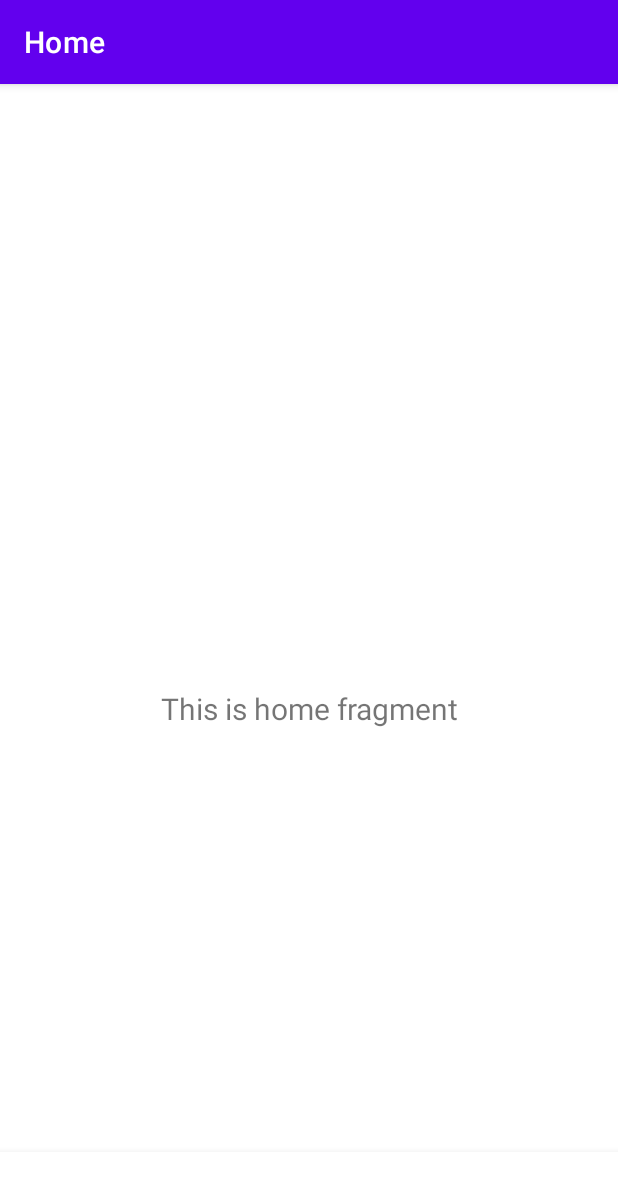
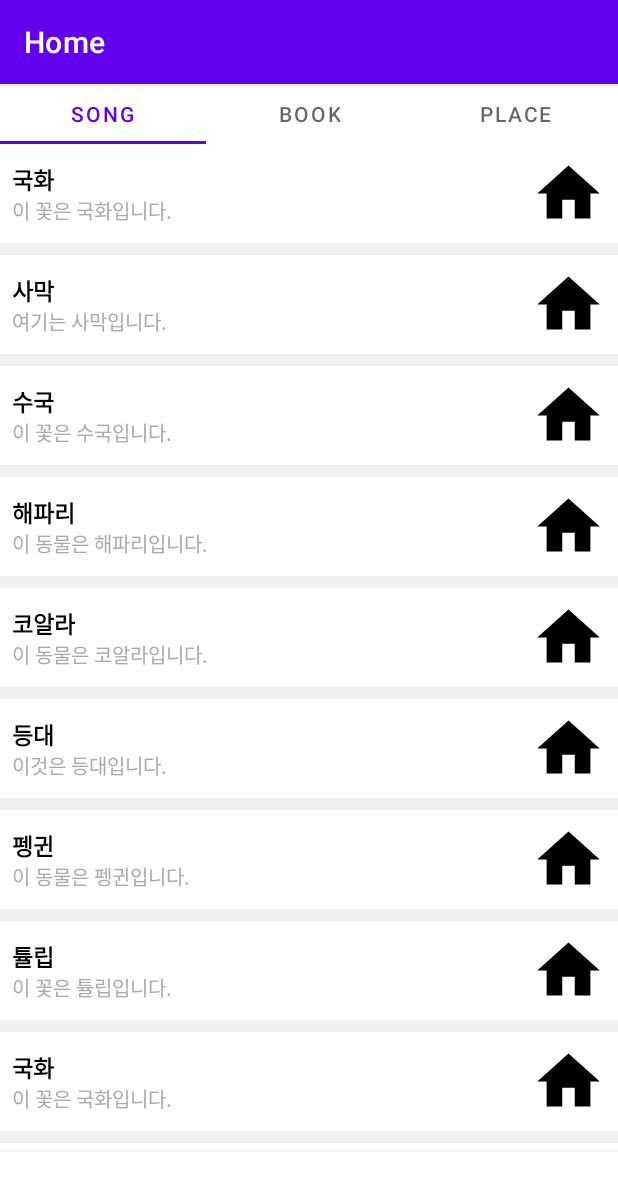
Before and after one commit to POTEN-S/HealingFeeling_Client, an Android app: the HomeFragment screen opened directly, with no data from a screen before it, on a phone screen of 412 x 824 dp. Shown: the top 1182 px of the screen. Run offline under Robolectric (Android 15) with nearby library versions, the phone set to English and light mode, and no system bars; our stand-ins replace navigation-ui.

Commit message:
recyclerview & tablayout -1

```diff
--- a/app/build.gradle
+++ b/app/build.gradle
@@ -41,10 +41,12 @@ dependencies {
     implementation 'androidx.navigation:navigation-ui:2.3.3'
     implementation 'androidx.lifecycle:lifecycle-livedata-ktx:2.3.0'
     implementation 'androidx.lifecycle:lifecycle-viewmodel-ktx:2.3.0'
+    implementation 'androidx.recyclerview:recyclerview:1.1.0'
+    //noinspection GradleCompatible
+    implementation 'com.android.support:design:28.0.0'
     testImplementation 'junit:junit:4.+'
     androidTestImplementation 'androidx.test.ext:junit:1.1.2'
     androidTestImplementation 'androidx.test.espresso:espresso-core:3.3.0'
-
 
     /*레트로핏*/
     implementation 'com.squareup.retrofit2:retrofit:2.3.0'
--- /dev/null
+++ b/app/src/main/java/com/example/healingfeeling/ui/home/BookFragment.java
@@ -0,0 +1,108 @@
+package com.example.healingfeeling.ui.home;
+
+import android.os.Bundle;
+import android.view.LayoutInflater;
+import android.view.View;
+import android.view.ViewGroup;
+
+import androidx.annotation.NonNull;
+import androidx.annotation.Nullable;
+import androidx.fragment.app.Fragment;
+import androidx.lifecycle.Observer;
+import androidx.lifecycle.ViewModelProvider;
+import androidx.recyclerview.widget.LinearLayoutManager;
+import androidx.recyclerview.widget.RecyclerView;
+
+import com.example.healingfeeling.R;
+
+import java.util.Arrays;
+import java.util.List;
+
+public class BookFragment extends Fragment {
+
+
+    private RecyclerAdapter adapter;
+
+    public static BookFragment newInstance() {
+        BookFragment tab2 = new BookFragment();
+        return tab2;
+    }
+
+    public View onCreateView(@NonNull LayoutInflater inflater,
+                             ViewGroup container, Bundle savedInstanceState) {
+
+
+        View root = inflater.inflate(R.layout.fragment_song, container, false);
+
+        RecyclerView recyclerView = (RecyclerView) root.findViewById(R.id.recyclerView);
+
+        LinearLayoutManager linearLayoutManager = new LinearLayoutManager(getContext());
+        recyclerView.setLayoutManager(linearLayoutManager);
+
+        adapter = new RecyclerAdapter();
+        recyclerView.setAdapter(adapter);
+        getData();
+
+
+        return root;
+    }
+
+
+
+    private void getData() {
+        // 임의의 데이터입니다.
+        List<String> listTitle = Arrays.asList("국화", "사막", "수국", "해파리", "코알라", "등대", "펭귄", "튤립",
+                "국화", "사막", "수국", "해파리", "코알라", "등대", "펭귄", "튤립");
+        List<String> listContent = Arrays.asList(
+                "이 꽃은 국화입니다.",
+                "여기는 사막입니다.",
+                "이 꽃은 수국입니다.",
+                "이 동물은 해파리입니다.",
+                "이 동물은 코알라입니다.",
+                "이것은 등대입니다.",
+                "이 동물은 펭귄입니다.",
+                "이 꽃은 튤립입니다.",
+                "이 꽃은 국화입니다.",
+                "여기는 사막입니다.",
+                "이 꽃은 수국입니다.",
+                "이 동물은 해파리입니다.",
+                "이 동물은 코알라입니다.",
+                "이것은 등대입니다.",
+                "이 동물은 펭귄입니다.",
+                "이 꽃은 튤립입니다."
+        );
+        List<Integer> listResId = Arrays.asList(
+                R.drawable.ic_home_black_24dp,
+                R.drawable.ic_home_black_24dp,
+                R.drawable.ic_home_black_24dp,
+                R.drawable.ic_home_black_24dp,
+                R.drawable.ic_home_black_24dp,
+                R.drawable.ic_home_black_24dp,
+                R.drawable.ic_home_black_24dp,
+                R.drawable.ic_home_black_24dp,
+                R.drawable.ic_home_black_24dp,
+                R.drawable.ic_home_black_24dp,
+                R.drawable.ic_home_black_24dp,
+                R.drawable.ic_home_black_24dp,
+                R.drawable.ic_home_black_24dp,
+                R.drawable.ic_home_black_24dp,
+                R.drawable.ic_home_black_24dp,
+                R.drawable.ic_home_black_24dp
+        );
+        for (int i = 0; i < listTitle.size(); i++) {
+            // 각 List의 값들을 data 객체에 set 해줍니다.
+            Data data = new Data();
+            data.setTitle(listTitle.get(i));
+            data.setContent(listContent.get(i));
+            data.setResId(listResId.get(i));
+
+            // 각 값이 들어간 data를 adapter에 추가합니다.
+            adapter.addItem(data);
+        }
+
+        // adapter의 값이 변경되었다는 것을 알려줍니다.
+        adapter.notifyDataSetChanged();
+    }
+
+
+}
--- /dev/null
+++ b/app/src/main/java/com/example/healingfeeling/ui/home/Data.java
@@ -0,0 +1,33 @@
+package com.example.healingfeeling.ui.home;
+
+
+public class Data {
+
+    private String title;
+    private String content;
+    private int resId;
+
+    public String getTitle() {
+        return title;
+    }
+
+    public void setTitle(String title) {
+        this.title = title;
+    }
+
+    public String getContent() {
+        return content;
+    }
+
+    public void setContent(String content) {
+        this.content = content;
+    }
+
+    public int getResId() {
+        return resId;
+    }
+
+    public void setResId(int resId) {
+        this.resId = resId;
+    }
+}
--- /dev/null
+++ b/app/src/main/java/com/example/healingfeeling/ui/home/FragmentAdapter.java
@@ -0,0 +1,31 @@
+package com.example.healingfeeling.ui.home;
+
+import androidx.fragment.app.Fragment;
+import androidx.fragment.app.FragmentManager;
+import androidx.fragment.app.FragmentPagerAdapter;
+
+public class FragmentAdapter extends FragmentPagerAdapter {
+
+    public FragmentAdapter(FragmentManager fm) {
+        super(fm);
+    }
+
+    @Override
+    public Fragment getItem(int position) {
+        switch (position){
+            case 0:
+                return SongFragment.newInstance();
+            case 1:
+                return BookFragment.newInstance();
+            case 2:
+                return PlaceFragment.newInstance();
+            default:
+                return null;
+        }
+    }
+    @Override
+    public int getCount() {
+        return 3;
+    }
+
+}
--- a/app/src/main/java/com/example/healingfeeling/ui/home/HomeFragment.java
+++ b/app/src/main/java/com/example/healingfeeling/ui/home/HomeFragment.java
@@ -1,5 +1,7 @@
 package com.example.healingfeeling.ui.home;
 
+import android.annotation.TargetApi;
+import android.os.Build;
 import android.os.Bundle;
 import android.view.LayoutInflater;
 import android.view.View;
@@ -11,25 +13,82 @@ import androidx.annotation.Nullable;
 import androidx.fragment.app.Fragment;
 import androidx.lifecycle.Observer;
 import androidx.lifecycle.ViewModelProvider;
+import androidx.recyclerview.widget.LinearLayoutManager;
+import androidx.recyclerview.widget.RecyclerView;
+import androidx.viewpager.widget.ViewPager;
 
 import com.example.healingfeeling.R;
+import com.google.android.material.tabs.TabLayout;
+
+import java.util.ArrayList;
+import java.util.Arrays;
+import java.util.List;
 
 public class HomeFragment extends Fragment {
 
     private HomeViewModel homeViewModel;
 
+
+    private TabLayout tabLayout;
+    private ArrayList<String> tabNames = new ArrayList<>();
+
+
     public View onCreateView(@NonNull LayoutInflater inflater,
                              ViewGroup container, Bundle savedInstanceState) {
+
+
         homeViewModel =
                 new ViewModelProvider(this).get(HomeViewModel.class);
         View root = inflater.inflate(R.layout.fragment_home, container, false);
-        final TextView textView = root.findViewById(R.id.text_home);
         homeViewModel.getText().observe(getViewLifecycleOwner(), new Observer<String>() {
             @Override
             public void onChanged(@Nullable String s) {
-                textView.setText(s);
+
+                loadTabName();
+                setTabLayout();
+                setViewPager();
+
             }
+
+            @TargetApi(Build.VERSION_CODES.N)
+            private void setTabLayout(){
+                tabLayout = root.findViewById(R.id.tab);
+                tabNames.stream().forEach(name ->tabLayout.addTab(tabLayout.newTab().setText(name)));
+            }
+
+            private void loadTabName(){
+                tabNames.add("Song");
+                tabNames.add("Book");
+                tabNames.add("Place");
+            }
+
+            private void setViewPager() {
+                FragmentAdapter adapter = new FragmentAdapter(getFragmentManager() );
+                ViewPager viewPager = root.findViewById(R.id.viewPager);
+                viewPager.setAdapter(adapter);
+                viewPager.addOnPageChangeListener(new TabLayout.TabLayoutOnPageChangeListener(tabLayout));
+                tabLayout.setOnTabSelectedListener(new TabLayout.OnTabSelectedListener() {
+                    @Override
+                    public void onTabSelected(TabLayout.Tab tab) {
+                        viewPager.setCurrentItem(tab.getPosition());
+                    }
+                    @Override
+                    public void onTabUnselected(TabLayout.Tab tab) {
+
+                    }
+
+                    @Override
+                    public void onTabReselected(TabLayout.Tab tab) {
+
+                    }
+                });
+            }
+
         });
         return root;
     }
+
+
+
+
 }
--- /dev/null
+++ b/app/src/main/java/com/example/healingfeeling/ui/home/PlaceFragment.java
@@ -0,0 +1,108 @@
+package com.example.healingfeeling.ui.home;
+
+import android.os.Bundle;
+import android.view.LayoutInflater;
+import android.view.View;
+import android.view.ViewGroup;
+
+import androidx.annotation.NonNull;
+import androidx.annotation.Nullable;
+import androidx.fragment.app.Fragment;
+import androidx.lifecycle.Observer;
+import androidx.lifecycle.ViewModelProvider;
+import androidx.recyclerview.widget.LinearLayoutManager;
+import androidx.recyclerview.widget.RecyclerView;
+
+import com.example.healingfeeling.R;
+
+import java.util.Arrays;
+import java.util.List;
+
+public class PlaceFragment extends Fragment {
+
+
+    private RecyclerAdapter adapter;
+
+    public static PlaceFragment newInstance() {
+        PlaceFragment tab3 = new PlaceFragment();
+        return tab3;
+    }
+
+    public View onCreateView(@NonNull LayoutInflater inflater,
+                             ViewGroup container, Bundle savedInstanceState) {
+
+
+        View root = inflater.inflate(R.layout.fragment_song, container, false);
+
+        RecyclerView recyclerView = (RecyclerView) root.findViewById(R.id.recyclerView);
+
+        LinearLayoutManager linearLayoutManager = new LinearLayoutManager(getContext());
+        recyclerView.setLayoutManager(linearLayoutManager);
+
+        adapter = new RecyclerAdapter();
+        recyclerView.setAdapter(adapter);
+        getData();
+
+
+        return root;
+    }
+
+
+
+    private void getData() {
+        // 임의의 데이터입니다.
+        List<String> listTitle = Arrays.asList("국화", "사막", "수국", "해파리", "코알라", "등대", "펭귄", "튤립",
+                "국화", "사막", "수국", "해파리", "코알라", "등대", "펭귄", "튤립");
+        List<String> listContent = Arrays.asList(
+                "이 꽃은 국화입니다.",
+                "여기는 사막입니다.",
+                "이 꽃은 수국입니다.",
+                "이 동물은 해파리입니다.",
+                "이 동물은 코알라입니다.",
+                "이것은 등대입니다.",
+                "이 동물은 펭귄입니다.",
+                "이 꽃은 튤립입니다.",
+                "이 꽃은 국화입니다.",
+                "여기는 사막입니다.",
+                "이 꽃은 수국입니다.",
+                "이 동물은 해파리입니다.",
+                "이 동물은 코알라입니다.",
+                "이것은 등대입니다.",
+                "이 동물은 펭귄입니다.",
+                "이 꽃은 튤립입니다."
+        );
+        List<Integer> listResId = Arrays.asList(
+                R.drawable.ic_home_black_24dp,
+                R.drawable.ic_home_black_24dp,
+                R.drawable.ic_home_black_24dp,
+                R.drawable.ic_home_black_24dp,
+                R.drawable.ic_home_black_24dp,
+                R.drawable.ic_home_black_24dp,
+                R.drawable.ic_home_black_24dp,
+                R.drawable.ic_home_black_24dp,
+                R.drawable.ic_home_black_24dp,
+                R.drawable.ic_home_black_24dp,
+                R.drawable.ic_home_black_24dp,
+                R.drawable.ic_home_black_24dp,
+                R.drawable.ic_home_black_24dp,
+                R.drawable.ic_home_black_24dp,
+                R.drawable.ic_home_black_24dp,
+                R.drawable.ic_home_black_24dp
+        );
+        for (int i = 0; i < listTitle.size(); i++) {
+            // 각 List의 값들을 data 객체에 set 해줍니다.
+            Data data = new Data();
+            data.setTitle(listTitle.get(i));
+            data.setContent(listContent.get(i));
+            data.setResId(listResId.get(i));
+
+            // 각 값이 들어간 data를 adapter에 추가합니다.
+            adapter.addItem(data);
+        }
+
+        // adapter의 값이 변경되었다는 것을 알려줍니다.
+        adapter.notifyDataSetChanged();
+    }
+
+
+}
--- /dev/null
+++ b/app/src/main/java/com/example/healingfeeling/ui/home/RecyclerAdapter.java
@@ -0,0 +1,69 @@
+package com.example.healingfeeling.ui.home;
+
+import android.view.LayoutInflater;
+import android.view.View;
+import android.view.ViewGroup;
+import android.widget.ImageView;
+import android.widget.TextView;
+
+import androidx.annotation.NonNull;
+import androidx.recyclerview.widget.RecyclerView;
+
+import com.example.healingfeeling.R;
+
+import java.util.ArrayList;
+
+public class RecyclerAdapter extends RecyclerView.Adapter<RecyclerAdapter.ItemViewHolder> {
+
+    // adapter에 들어갈 list 입니다.
+    private ArrayList<Data> listData = new ArrayList<>();
+
+    @NonNull
+    @Override
+    public ItemViewHolder onCreateViewHolder(@NonNull ViewGroup parent, int viewType) {
+        // LayoutInflater를 이용하여 전 단계에서 만들었던 item.xml을 inflate 시킵니다.
+        // return 인자는 ViewHolder 입니다.
+        View view = LayoutInflater.from(parent.getContext()).inflate(R.layout.item, parent, false);
+        return new ItemViewHolder(view);
+    }
+
+    @Override
+    public void onBindViewHolder(@NonNull ItemViewHolder holder, int position) {
+        // Item을 하나, 하나 보여주는(bind 되는) 함수입니다.
+        holder.onBind(listData.get(position));
+    }
+
+    @Override
+    public int getItemCount() {
+        // RecyclerView의 총 개수 입니다.
+        return listData.size();
+    }
+
+    void addItem(Data data) {
+        // 외부에서 item을 추가시킬 함수입니다.
+        listData.add(data);
+    }
+
+    // RecyclerView의 핵심인 ViewHolder 입니다.
+    // 여기서 subView를 setting 해줍니다.
+    class ItemViewHolder extends RecyclerView.ViewHolder {
+
+        private TextView textView1;
+        private TextView textView2;
+        private ImageView imageView;
+
+        ItemViewHolder(View itemView) {
+            super(itemView);
+
+            textView1 = itemView.findViewById(R.id.textView1);
+            textView2 = itemView.findViewById(R.id.textView2);
+            imageView = itemView.findViewById(R.id.imageView);
+        }
+
+        void onBind(Data data) {
+            textView1.setText(data.getTitle());
+            textView2.setText(data.getContent());
+            imageView.setImageResource(data.getResId());
+        }
+    }
+}
--- /dev/null
+++ b/app/src/main/java/com/example/healingfeeling/ui/home/SongFragment.java
@@ -0,0 +1,108 @@
+package com.example.healingfeeling.ui.home;
+
+import android.os.Bundle;
+import android.view.LayoutInflater;
+import android.view.View;
+import android.view.ViewGroup;
+
+import androidx.annotation.NonNull;
+import androidx.annotation.Nullable;
+import androidx.fragment.app.Fragment;
+import androidx.lifecycle.Observer;
+import androidx.lifecycle.ViewModelProvider;
+import androidx.recyclerview.widget.LinearLayoutManager;
+import androidx.recyclerview.widget.RecyclerView;
+
+import com.example.healingfeeling.R;
+
+import java.util.Arrays;
+import java.util.List;
+
+public class SongFragment extends Fragment {
+
+
+    private RecyclerAdapter adapter;
+
+    public static SongFragment newInstance() {
+        SongFragment tab1 = new SongFragment();
+        return tab1;
+    }
+
+    public View onCreateView(@NonNull LayoutInflater inflater,
+                             ViewGroup container, Bundle savedInstanceState) {
+
+
+        View root = inflater.inflate(R.layout.fragment_song, container, false);
+
+        RecyclerView recyclerView = (RecyclerView) root.findViewById(R.id.recyclerView);
+
+        LinearLayoutManager linearLayoutManager = new LinearLayoutManager(getContext());
+        recyclerView.setLayoutManager(linearLayoutManager);
+
+        adapter = new RecyclerAdapter();
+        recyclerView.setAdapter(adapter);
+        getData();
+
+
+        return root;
+    }
+
+
+
+    private void getData() {
+        // 임의의 데이터입니다.
+        List<String> listTitle = Arrays.asList("국화", "사막", "수국", "해파리", "코알라", "등대", "펭귄", "튤립",
+                "국화", "사막", "수국", "해파리", "코알라", "등대", "펭귄", "튤립");
+        List<String> listContent = Arrays.asList(
+                "이 꽃은 국화입니다.",
+                "여기는 사막입니다.",
+                "이 꽃은 수국입니다.",
+                "이 동물은 해파리입니다.",
+                "이 동물은 코알라입니다.",
+                "이것은 등대입니다.",
+                "이 동물은 펭귄입니다.",
+                "이 꽃은 튤립입니다.",
+                "이 꽃은 국화입니다.",
+                "여기는 사막입니다.",
+                "이 꽃은 수국입니다.",
+                "이 동물은 해파리입니다.",
+                "이 동물은 코알라입니다.",
+                "이것은 등대입니다.",
+                "이 동물은 펭귄입니다.",
+                "이 꽃은 튤립입니다."
+        );
+        List<Integer> listResId = Arrays.asList(
+                R.drawable.ic_home_black_24dp,
+                R.drawable.ic_home_black_24dp,
+                R.drawable.ic_home_black_24dp,
+                R.drawable.ic_home_black_24dp,
+                R.drawable.ic_home_black_24dp,
+                R.drawable.ic_home_black_24dp,
+                R.drawable.ic_home_black_24dp,
+                R.drawable.ic_home_black_24dp,
+                R.drawable.ic_home_black_24dp,
+                R.drawable.ic_home_black_24dp,
+                R.drawable.ic_home_black_24dp,
+                R.drawable.ic_home_black_24dp,
+                R.drawable.ic_home_black_24dp,
+                R.drawable.ic_home_black_24dp,
+                R.drawable.ic_home_black_24dp,
+                R.drawable.ic_home_black_24dp
+        );
+        for (int i = 0; i < listTitle.size(); i++) {
+            // 각 List의 값들을 data 객체에 set 해줍니다.
+            Data data = new Data();
+            data.setTitle(listTitle.get(i));
+            data.setContent(listContent.get(i));
+            data.setResId(listResId.get(i));
+
+            // 각 값이 들어간 data를 adapter에 추가합니다.
+            adapter.addItem(data);
+        }
+
+        // adapter의 값이 변경되었다는 것을 알려줍니다.
+        adapter.notifyDataSetChanged();
+    }
+
+
+}
--- a/app/src/main/res/layout/activity_main.xml
+++ b/app/src/main/res/layout/activity_main.xml
@@ -3,8 +3,7 @@
     xmlns:app="http://schemas.android.com/apk/res-auto"
     android:id="@+id/container"
     android:layout_width="match_parent"
-    android:layout_height="match_parent"
-    android:paddingTop="?attr/actionBarSize">
+    android:layout_height="match_parent">
 
     <com.google.android.material.bottomnavigation.BottomNavigationView
         android:id="@+id/nav_view"
--- /dev/null
+++ b/app/src/main/res/layout/fragment_book.xml
@@ -0,0 +1,6 @@
+<?xml version="1.0" encoding="utf-8"?>
+<androidx.constraintlayout.widget.ConstraintLayout
+    xmlns:android="http://schemas.android.com/apk/res/android" android:layout_width="match_parent"
+    android:layout_height="match_parent">
+
+</androidx.constraintlayout.widget.ConstraintLayout>
--- a/app/src/main/res/layout/fragment_home.xml
+++ b/app/src/main/res/layout/fragment_home.xml
@@ -1,22 +1,25 @@
 <?xml version="1.0" encoding="utf-8"?>
-<androidx.constraintlayout.widget.ConstraintLayout xmlns:android="http://schemas.android.com/apk/res/android"
-    xmlns:app="http://schemas.android.com/apk/res-auto"
-    xmlns:tools="http://schemas.android.com/tools"
+<RelativeLayout
+xmlns:android="http://schemas.android.com/apk/res/android"
+xmlns:app="http://schemas.android.com/apk/res-auto"
+xmlns:tools="http://schemas.android.com/tools"
+android:layout_width="match_parent"
+android:layout_height="match_parent"
+android:orientation="vertical"
+tools:context=".ui.home.HomeFragment">
+
+<com.google.android.material.tabs.TabLayout
+    android:id="@+id/tab"
+    android:layout_width="match_parent"
+    android:layout_height="40dp"
+    android:background="@android:color/white"
+    >
+</com.google.android.material.tabs.TabLayout>
+<androidx.viewpager.widget.ViewPager
+    android:layout_below="@+id/tab"
+    android:id="@+id/viewPager"
     android:layout_width="match_parent"
     android:layout_height="match_parent"
-    tools:context=".ui.home.HomeFragment">
-
-    <TextView
-        android:id="@+id/text_home"
-        android:layout_width="match_parent"
-        android:layout_height="wrap_content"
-        android:layout_marginStart="8dp"
-        android:layout_marginTop="8dp"
-        android:layout_marginEnd="8dp"
-        android:textAlignment="center"
-        android:textSize="20sp"
-        app:layout_constraintBottom_toBottomOf="parent"
-        app:layout_constraintEnd_toEndOf="parent"
-        app:layout_constraintStart_toStartOf="parent"
-        app:layout_constraintTop_toTopOf="parent" />
-</androidx.constraintlayout.widget.ConstraintLayout>
+    >
+</androidx.viewpager.widget.ViewPager>
+</RelativeLayout>
--- /dev/null
+++ b/app/src/main/res/layout/fragment_place.xml
@@ -0,0 +1,6 @@
+<?xml version="1.0" encoding="utf-8"?>
+<androidx.constraintlayout.widget.ConstraintLayout
+    xmlns:android="http://schemas.android.com/apk/res/android" android:layout_width="match_parent"
+    android:layout_height="match_parent">
+
+</androidx.constraintlayout.widget.ConstraintLayout>
--- /dev/null
+++ b/app/src/main/res/layout/fragment_song.xml
@@ -0,0 +1,16 @@
+<?xml version="1.0" encoding="utf-8"?>
+
+<LinearLayout xmlns:android="http://schemas.android.com/apk/res/android"
+    xmlns:app="http://schemas.android.com/apk/res-auto"
+    xmlns:tools="http://schemas.android.com/tools"
+    android:layout_width="match_parent"
+    android:layout_height="match_parent"
+    android:orientation="vertical"
+    tools:context=".ui.home.SongFragment">
+
+    <androidx.recyclerview.widget.RecyclerView
+        android:id="@+id/recyclerView"
+        android:layout_width="match_parent"
+        android:layout_height="match_parent"
+        android:background="#F0F0F0"/>
+</LinearLayout>
--- /dev/null
+++ b/app/src/main/res/layout/item.xml
@@ -0,0 +1,42 @@
+<?xml version="1.0" encoding="utf-8"?>
+<LinearLayout xmlns:android="http://schemas.android.com/apk/res/android"
+    android:orientation="horizontal" android:layout_width="match_parent"
+    android:layout_height="wrap_content"
+    android:padding="8dp"
+    android:gravity="center_vertical"
+    android:layout_marginBottom="8dp"
+    android:background="@android:color/white">
+
+    <LinearLayout
+        android:layout_width="0dp"
+        android:layout_height="match_parent"
+        android:layout_weight="1"
+        android:orientation="vertical"
+        android:gravity="center_vertical">
+
+        <TextView
+            android:id="@+id/textView1"
+            android:layout_width="wrap_content"
+            android:layout_height="wrap_content"
+            android:includeFontPadding="false"
+            android:text="TITLE"
+            android:textSize="15sp"
+            android:textColor="@android:color/black"
+            android:textStyle="bold"/>
+
+        <TextView
+            android:id="@+id/textView2"
+            android:layout_width="wrap_content"
+            android:layout_height="wrap_content"
+            android:includeFontPadding="false"
+            android:text="content"
+            android:textSize="13sp"
+            android:textColor="@android:color/darker_gray"/>
+    </LinearLayout>
+
+    <ImageView
+        android:id="@+id/imageView"
+        android:layout_width="50dp"
+        android:layout_height="50dp"
+        android:src="@mipmap/ic_launcher"/>
+</LinearLayout>
```
